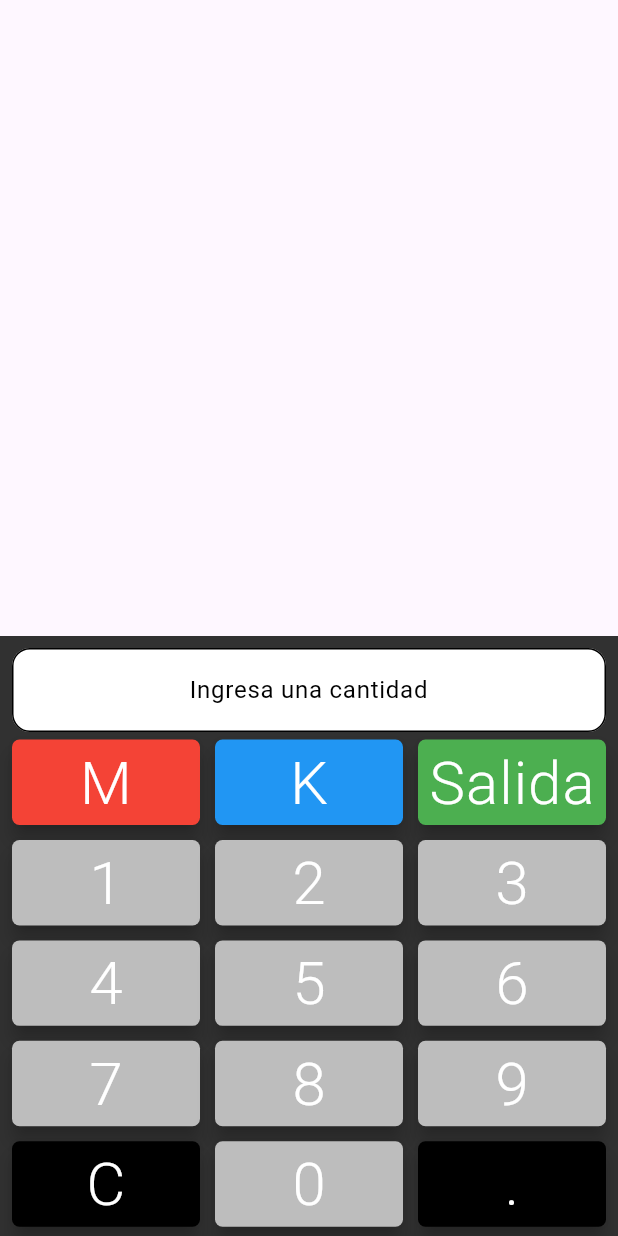
After one commit to sebaszap123-dev/monopoly-banker-nfc, a Flutter app: the ElectronicGameScreen screen opened by its route, on a phone screen of 412 x 824 dp. The commit adds this screen. Run offline on Flutter 3.47's test engine with Material 3 defaults, Android fonts, the phone set to English and light mode, and no system bars; our stand-ins replace auto_route, bloc, equatable, flutter_bloc, flutter_secure_storage, get_it and 3 more; missing offline and left inert: art_sweetalert, nfc_manager; accounts and stored records are empty.

Commit message:
write nfc cards ready (put base for game also)

```diff
--- a/lib/config/router/monopoly_router.dart
+++ b/lib/config/router/monopoly_router.dart
@@ -8,10 +8,11 @@ import 'monopoly_router.gr.dart';
 @AutoRouterConfig()
 class MonopolyRouter extends $MonopolyRouter {
   @override
-  // TODO: implement routes
   List<AutoRoute> get routes => [
         AutoRoute(page: HomeRoute.page, initial: true),
-        AutoRoute(page: SetupGameRoute.page),
+        AutoRoute(page: GameRoute.page),
+        AutoRoute(page: GameRoute.page),
+        AutoRoute(page: ElectronicGameRoute.page),
         AutoRoute(page: AddCardsRoute.page),
         AutoRoute(page: GameRoute.page),
       ];
@@ -29,6 +30,7 @@ class RouterCubit extends Cubit<MonopolyRouter> {
       try {
         Navigator.of(context).pop();
       } catch (e) {
+        // ignore: avoid_print
         print(e);
       }
     }
--- a/lib/data/core/monopoly_clasico/monopoly_clasico_bloc.dart
+++ b/lib/data/core/monopoly_clasico/monopoly_clasico_bloc.dart
@@ -4,7 +4,8 @@ import 'package:equatable/equatable.dart';
 part 'monopoly_clasico_event.dart';
 part 'monopoly_clasico_state.dart';
 
-class MonopolyClasicoBloc extends Bloc<MonopolyClasicoEvent, MonopolyClasicoState> {
+class MonopolyClasicoBloc
+    extends Bloc<MonopolyClasicoEvent, MonopolyClasicoState> {
   MonopolyClasicoBloc() : super(MonopolyClasicoInitial()) {
     on<MonopolyClasicoEvent>((event, emit) {
       // TODO: implement event handler
--- a/lib/data/core/monopoly_electronico/monopoly_electronico_bloc.dart
+++ b/lib/data/core/monopoly_electronico/monopoly_electronico_bloc.dart
@@ -18,7 +18,7 @@ class MonopolyElectronicoBloc
   _handleCardsEvent(
       HandleCardsEvent event, Emitter<MonopolyElectronicoState> emit) async {
     emit(state.copyWith(status: GameStatus.loading));
-    final hasSavedGames = await getIt<MonopolyGamesStorage>().hasPlayedGames;
+    final hasSavedGames = await getIt<MonopolyGamesStorage>().hasCurrentGames;
     final cards =
         await getIt<MonopolyElectronicService>().getAllMonopolyCards();
     emit(state.copyWith(
@@ -30,6 +30,9 @@ class MonopolyElectronicoBloc
 
   _startGameEvent(
       StartGameEvent event, Emitter<MonopolyElectronicoState> emit) async {
+    emit(state.copyWith(status: GameStatus.loading));
+    await Future.delayed(const Duration(milliseconds: 900));
+    await getIt<MonopolyGamesStorage>().startGameX();
     emit(state.copyWith(players: event.players, status: GameStatus.playing));
   }
 }
--- a/lib/data/model/monopoly_cards.dart
+++ b/lib/data/model/monopoly_cards.dart
@@ -1,3 +1,5 @@
+// ignore_for_file: avoid_print
+
 import 'package:flutter/material.dart';
 import 'package:monopoly_banker/config/utils/extensions.dart';
 import 'package:monopoly_banker/data/model/ndfe_record_info.dart';
@@ -29,12 +31,13 @@ class MonopolyCard {
   final String number;
   final Color color;
   final String colorName;
-
+  String? displayName;
   MonopolyCard._({
     this.id = 0,
     required this.color,
     required this.number,
     required this.colorName,
+    this.displayName,
   });
 
   // Método para crear un objeto MonopolyCard desde un mapa
@@ -113,6 +116,7 @@ class MonopolyCard {
     int? id,
     String? number,
     Color? color,
+    String? displayName,
   }) {
     // Buscar el nombre del color correspondiente al color recibido
     String? colorName;
@@ -131,6 +135,7 @@ class MonopolyCard {
       color: color ?? this.color,
       number: number ?? this.number,
       colorName: colorName!,
+      displayName: displayName ?? this.displayName,
     );
   }
 
--- a/lib/data/model/write_record.dart
+++ b/lib/data/model/write_record.dart
@@ -1,3 +1,5 @@
+// ignore_for_file: constant_identifier_names
+
 import 'package:nfc_manager/nfc_manager.dart';
 
 class WriteRecord {
--- a/lib/data/service/monopoly_electronic_service.dart
+++ b/lib/data/service/monopoly_electronic_service.dart
@@ -1,3 +1,5 @@
+// ignore_for_file: avoid_print
+
 import 'package:monopoly_banker/data/database/monopoly_database.dart';
 import 'package:monopoly_banker/data/model/monopoly_cards.dart';
 import 'package:monopoly_banker/data/model/monopoly_player.dart';
@@ -22,7 +24,6 @@ class MonopolyElectronicService {
     try {
       final db = _dbX;
       final results = await db.query(MonopolyDatabase.cardPlayerTb);
-      final parsed = results.map((map) => MonopolyCard.fromMap(map)).toList();
       return results.map((map) => MonopolyCard.fromMap(map)).toList();
     } catch (e) {
       // Manejo de errores
--- a/lib/data/service/secure_storage.dart
+++ b/lib/data/service/secure_storage.dart
@@ -7,7 +7,7 @@ class MonopolyGamesStorage {
   static const String _classicGames = 'saved_games_c';
 
   /// Has games saved [bool]
-  Future<bool> get hasPlayedGames async {
+  Future<bool> get hasCurrentGames async {
     final futures = [
       storage.read(key: _eletronicGames),
       storage.read(key: _classicGames),
@@ -18,7 +18,7 @@ class MonopolyGamesStorage {
     return responses.contains('1');
   }
 
-  Future<void> saveGameX() async {
+  Future<void> startGameX() async {
     await storage.write(key: _eletronicGames, value: '1');
   }
 
--- /dev/null
+++ b/lib/interface/views/config/eletronic_game_screen.dart
@@ -0,0 +1,37 @@
+import 'package:auto_route/annotations.dart';
+import 'package:flutter/material.dart';
+import 'package:flutter_bloc/flutter_bloc.dart';
+import 'package:monopoly_banker/data/core/monopoly_electronico/monopoly_electronico_bloc.dart';
+import 'package:monopoly_banker/interface/widgets/monopoly_keyboard.dart';
+
+@RoutePage()
+class ElectronicGameScreen extends StatelessWidget {
+  const ElectronicGameScreen({super.key});
+
+  @override
+  Widget build(BuildContext context) {
+    return BlocBuilder<MonopolyElectronicoBloc, MonopolyElectronicoState>(
+      builder: (context, state) {
+        if (state.status == GameStatus.loading) {
+          return Scaffold(
+            body: Center(
+              child: CircularProgressIndicator(
+                color: Colors.blue.shade200,
+              ),
+            ),
+          );
+        }
+        return const Scaffold(
+          body: SingleChildScrollView(
+            child: Column(
+              crossAxisAlignment: CrossAxisAlignment.center,
+              mainAxisAlignment: MainAxisAlignment.center,
+              children: [],
+            ),
+          ),
+          bottomNavigationBar: MonopolyTerminal(),
+        );
+      },
+    );
+  }
+}
--- a/lib/interface/views/home_screen.dart
+++ b/lib/interface/views/home_screen.dart
@@ -49,9 +49,8 @@ class HomeScreen extends StatelessWidget {
                     ),
                     shrinkWrap: true,
                     itemBuilder: (context, index) => InkWell(
-                      // TODO: CHANGE DYNAMICLY
                       onTap: () => getIt<RouterCubit>().state.push(
-                          SetupGameRoute(versions: GameVersions.values[index])),
+                          GameRoute(versions: GameVersions.values[index])),
                       child: Card(
                         clipBehavior: Clip.hardEdge,
                         color: Colors.red,
```
Also changed, not shown: lib/config/utils/banker_alerts.dart (+5 -3 lines), lib/interface/views/config/game_screen.dart (renamed from lib/interface/views/config/setup_game_screen.dart, +2 -13 lines), lib/interface/views/config/setup_game_electronic.dart (+49 -11 lines), lib/interface/views/game_screen.dart (deleted, +0 -12 lines), lib/interface/widgets/monopoly_credit_card.dart (+15 -1 lines), lib/main.dart (+7 -2 lines), lib/config/router/monopoly_router.gr.dart.
